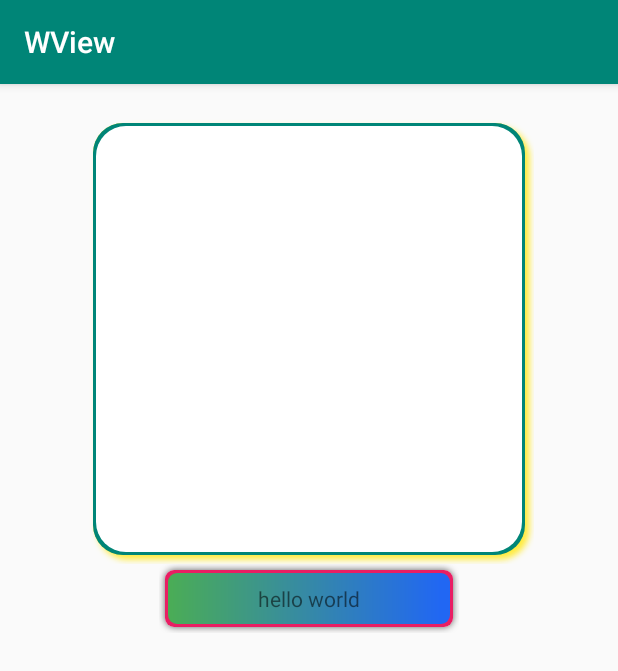
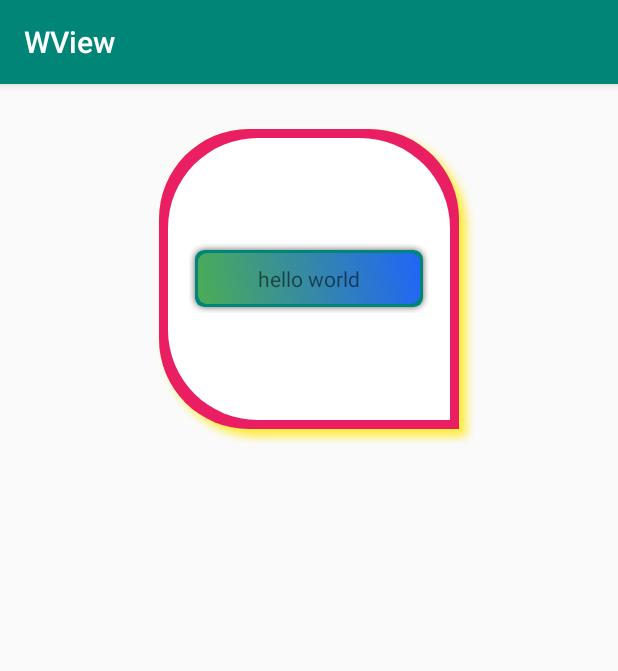
Before and after one commit to wangsongbin001/LibUI, an Android app: the screen it shows after launch (MainActivity), on a phone screen of 412 x 824 dp. Shown: the top 671 px of the screen. Run offline under Robolectric (Android 15) with nearby library versions, the phone set to English and light mode, and no system bars.

Commit message:
【bug fix】【方向添加前缀】【完善文档】

```diff
--- a/app/src/main/java/com/wang/wview/MainActivity.java
+++ b/app/src/main/java/com/wang/wview/MainActivity.java
@@ -1,8 +1,12 @@
 package com.wang.wview;
 
+import android.graphics.Color;
 import android.support.v7.app.AppCompatActivity;
 import android.os.Bundle;
 import android.view.View;
+
+import com.qukan.lib.ui.view.ViewOrientation;
+import com.qukan.lib.ui.view.WFrameLayout;
 
 public class MainActivity extends AppCompatActivity {
 
@@ -10,6 +14,14 @@ public class MainActivity extends AppCompatActivity {
     protected void onCreate(Bundle savedInstanceState) {
         super.onCreate(savedInstanceState);
         setContentView(R.layout.activity_main);
+
+        WFrameLayout fl = findViewById(R.id.fl);
+        fl.getViewHelper()
+                .setRadius(60, 60, 0, 60)
+                .setBgColor(Color.parseColor("#ffffff"))
+                .setBorder(6, Color.parseColor("#E91E63"))
+                .setShadow(10, Color.parseColor("#FFEB3B"), ViewOrientation.SHADOW_RIGHT_BOTTOM)
+                .invalidate();
     }
 
     public void onClick(View view){
--- a/app/src/main/res/layout/activity_main.xml
+++ b/app/src/main/res/layout/activity_main.xml
@@ -1,34 +1,20 @@
 <?xml version="1.0" encoding="utf-8"?>
 <LinearLayout xmlns:android="http://schemas.android.com/apk/res/android"
-    xmlns:app="http://schemas.android.com/apk/res-auto"
-    xmlns:tools="http://schemas.android.com/tools"
     android:layout_width="match_parent"
     android:layout_height="match_parent"
-    tools:context=".MainActivity"
+    xmlns:app="http://schemas.android.com/apk/res-auto"
+    android:orientation="vertical"
     android:gravity="center_horizontal"
-    android:paddingTop="20dp"
-    android:orientation="vertical">
+    android:padding="20dp">
 
     <com.qukan.lib.ui.view.WFrameLayout
-        android:layout_width="300dp"
-        android:layout_height="300dp"
-        android:onClick="onClick"
-        app:w_radius="20dp"
-        app:w_bg="#fff"
-        app:w_press_bg="#aaa"
-        app:w_border_color="@color/colorPrimary"
-        app:w_border_width="2dp"
-        app:w_shadow_color="#FFEB3B"
-        app:w_shadow_width="6dp"
-        app:w_shadow_orientation="rb">
-
-
-    </com.qukan.lib.ui.view.WFrameLayout>
-
-
+        android:id="@+id/fl"
+        android:layout_width="220dp"
+        android:layout_height="220dp">
 
         <com.qukan.lib.ui.view.WTextView
-        android:layout_width="200dp"
+            android:id="@+id/tv"
+            android:layout_width="160dp"
             android:layout_height="46dp"
             android:text="hello world"
             android:gravity="center"
@@ -37,11 +23,14 @@
             app:w_radius="6dp"
             app:w_bg_start="#4CAF50"
             app:w_bg_end="#2167F3"
-        app:w_bg_orientation="left_to_right"
-        app:w_press_bg="#ffffff"
-        app:w_border_color="#E91E63"
+            app:w_bg_orientation="lb_to_rt"
+            app:w_press_bg="#fff"
+            app:w_border_color="@color/colorPrimary"
             app:w_border_width="2dp"
             app:w_shadow_color="#5F5E5E"
-        app:w_shadow_width="4dp"/>
+            app:w_shadow_width="4dp"
+            app:w_shadow_orientation="all"/>
+
+    </com.qukan.lib.ui.view.WFrameLayout>
 
 </LinearLayout>
--- a/lib_ui/src/main/java/com/qukan/lib/ui/view/WFrameLayout.java
+++ b/lib_ui/src/main/java/com/qukan/lib/ui/view/WFrameLayout.java
@@ -49,6 +49,10 @@ public class WFrameLayout extends FrameLayout {
         super.onDraw(canvas);
     }
 
+    public ViewHelper getViewHelper(){
+        return viewHelper;
+    }
+
     @Override
     protected void dispatchSetPressed(boolean pressed) {
         Log.i("ui_tag", "WFrameLayout dispatchSetPressed: pressed" + pressed);
--- a/lib_ui/src/main/java/com/qukan/lib/ui/view/WLinearLayout.java
+++ b/lib_ui/src/main/java/com/qukan/lib/ui/view/WLinearLayout.java
@@ -50,6 +50,10 @@ public class WLinearLayout extends LinearLayout {
         super.onDraw(canvas);
     }
 
+    public ViewHelper getViewHelper(){
+        return viewHelper;
+    }
+
     @Override
     protected void dispatchSetPressed(boolean pressed) {
         Log.i("ui_tag", "dispatchSetPressed: pressed" + pressed);
--- a/lib_ui/src/main/java/com/qukan/lib/ui/view/WRelativeLayout.java
+++ b/lib_ui/src/main/java/com/qukan/lib/ui/view/WRelativeLayout.java
@@ -50,6 +50,10 @@ public class WRelativeLayout extends RelativeLayout {
         super.onDraw(canvas);
     }
 
+    public ViewHelper getViewHelper(){
+        return viewHelper;
+    }
+
     @Override
     protected void dispatchSetPressed(boolean pressed) {
         Log.i("ui_tag", "dispatchSetPressed: pressed" + pressed);
--- a/lib_ui/src/main/java/com/qukan/lib/ui/view/code/ViewBackground.java
+++ b/lib_ui/src/main/java/com/qukan/lib/ui/view/code/ViewBackground.java
@@ -8,8 +8,6 @@ import android.graphics.Paint;
 import android.graphics.Path;
 import android.graphics.RectF;
 import android.graphics.Shader;
-import android.util.Log;
-import android.view.MotionEvent;
 
 import com.qukan.lib.ui.R;
 import com.qukan.lib.ui.view.ViewOrientation;
@@ -59,9 +57,9 @@ public class ViewBackground {
             }
 
             if (pressBgColor != Color.TRANSPARENT) {
-                setPressBackgroudColor(bgColor);
+                setPressBackgroudColor(pressBgColor);
             } else if (pressBgColorStart != Color.TRANSPARENT || pressBgColorEnd != Color.TRANSPARENT) {
-                setPressBackgroudColor(bgColorStart, bgColorEnd);
+                setPressBackgroudColor(pressBgColorStart, pressBgColorEnd);
             }
         }
     }
@@ -106,11 +104,13 @@ public class ViewBackground {
         if (canvas != null && rectF != null && path != null && cornerArray != null) {
             if (!bgColors.isEmpty()) {
                 measurePath(rectF, path, borderWidth, cornerArray);
-
+                bgPaint.reset();
+                bgPaint.setAntiAlias(true);
                 if (isPressed) {
                     if (pressedColors.isEmpty()) {
                         bgPaint.setAlpha((int) (255 * pressAlpha));
                     } else {
+                        bgPaint.setAlpha(255);
                         if (pressedColors.size() > 1) {
                             bgPaint.setShader(getShader(mRectF, pressedColors, pressGradientOrientation));
                         } else {
@@ -119,8 +119,6 @@ public class ViewBackground {
                         }
                     }
                 } else {
-                    bgPaint.reset();
-                    bgPaint.setAntiAlias(true);
                     bgPaint.setAlpha(255);
                     if (bgColors.size() > 1) {
                         bgPaint.setShader(getShader(mRectF, bgColors, gradientOrientation));
@@ -160,21 +158,21 @@ public class ViewBackground {
             }
             Shader shader = null;
             switch (gradientOrientation) {
-                case ViewOrientation.TOP_TO_BOTTOM:
+                case ViewOrientation.GRADIENT_TOP_TO_BOTTOM:
                     shader = new LinearGradient(rectF.width(), 0,
                             rectF.width(), rectF.height(),
                             colorArray,
                             null,
                             Shader.TileMode.CLAMP);
                     break;
-                case ViewOrientation.LEFT_TOP_TO_RIGHT_BOTTOM:
+                case ViewOrientation.GRADIENT_LEFT_TOP_TO_RIGHT_BOTTOM:
                     shader = new LinearGradient(0, 0,
                             rectF.width(), rectF.height(),
                             colorArray,
                             null,
                             Shader.TileMode.CLAMP);
                     break;
-                case ViewOrientation.LEFT_BOTTOM_TO_TOP_RIGHT:
+                case ViewOrientation.GRADIENT_LEFT_BOTTOM_TO_TOP_RIGHT:
                     shader = new LinearGradient(0, rectF.height(),
                             rectF.width(), 0,
                             colorArray,
@@ -198,6 +196,9 @@ public class ViewBackground {
      * @return  是否需要刷新界面
      */
     public boolean dispatchSetPressed(boolean isPressed) {
+        if(this.isPressed == isPressed){
+            return false;
+        }
         this.isPressed = isPressed;
         return true;
     }
--- a/lib_ui/src/main/java/com/qukan/lib/ui/view/code/ViewHelper.java
+++ b/lib_ui/src/main/java/com/qukan/lib/ui/view/code/ViewHelper.java
@@ -88,6 +88,22 @@ public class ViewHelper {
         return this;
     }
 
+    public ViewHelper setRadius(int dpRadiusLT, int dpRadiusRT, int dpRadiusRB, int dpRadiusLB) {
+        dpRadiusLT = dpRadiusLT < 0 ? 0 : dpRadiusLT;
+        dpRadiusLB = dpRadiusLB < 0 ? 0 : dpRadiusLB;
+        dpRadiusRT = dpRadiusRT < 0 ? 0 : dpRadiusRT;
+        dpRadiusRB = dpRadiusRB < 0 ? 0 : dpRadiusRB;
+        if (viewRadius != null) {
+            viewRadius.setRadius(
+                    UIUtil.dip2px(view.getContext(), dpRadiusLT),
+                    UIUtil.dip2px(view.getContext(), dpRadiusRT),
+                    UIUtil.dip2px(view.getContext(), dpRadiusRB),
+                    UIUtil.dip2px(view.getContext(), dpRadiusLB)
+            );
+        }
+        return this;
+    }
+
     //设置边框
     public ViewHelper setBorder(int dpBorderWidth, int borderColor) {
         dpBorderWidth = dpBorderWidth < 0 ? 0 : dpBorderWidth;
--- a/lib_ui/src/main/java/com/qukan/lib/ui/view/code/ViewRadius.java
+++ b/lib_ui/src/main/java/com/qukan/lib/ui/view/code/ViewRadius.java
@@ -34,7 +34,7 @@ public class ViewRadius {
         cornerArray[7] = radius;
     }
 
-    public void setRadius(float leftTop, float leftBottom, float rightTop, float rightBottom) {
+    public void setRadius(float leftTop, float rightTop, float rightBottom, float leftBottom) {
         cornerArray[0] = leftTop;
         cornerArray[1] = leftTop;
         cornerArray[2] = rightTop;
--- a/lib_ui/src/main/java/com/qukan/lib/ui/view/code/ViewShadow.java
+++ b/lib_ui/src/main/java/com/qukan/lib/ui/view/code/ViewShadow.java
@@ -39,33 +39,33 @@ public class ViewShadow {
             return;
         }
         if(canvas != null && rectF != null && path != null){
-            if(shadowOrientation == ViewOrientation.ALL){
+            if(shadowOrientation == ViewOrientation.SHADOW_ALL){
                 shadowPaint.setMaskFilter(new BlurMaskFilter(shadowWidth, BlurMaskFilter.Blur.OUTER));
             }else{
                 float shadow = shadowWidth/2;
                 switch (shadowOrientation){
-                    case ViewOrientation.LEFT:
+                    case ViewOrientation.SHADOW_LEFT:
                         shadowPaint.setShadowLayer(shadow, -shadow, 0, shadowColor);
                         break;
-                    case ViewOrientation.TOP:
+                    case ViewOrientation.SHADOW_TOP:
                         shadowPaint.setShadowLayer(shadow, 0, -shadow, shadowColor);
                         break;
-                    case ViewOrientation.RIGHT:
+                    case ViewOrientation.SHADOW_RIGHT:
                         shadowPaint.setShadowLayer(shadow, shadow, 0, shadowColor);
                         break;
-                    case ViewOrientation.BOTTOM:
+                    case ViewOrientation.SHADOW_BOTTOM:
                         shadowPaint.setShadowLayer(shadow, 0, shadow, shadowColor);
                         break;
-                    case ViewOrientation.LEFT_TOP:
+                    case ViewOrientation.SHADOW_LEFT_TOP:
                         shadowPaint.setShadowLayer(shadow, -shadow, -shadow, shadowColor);
                         break;
-                    case ViewOrientation.LEFT_BOTTOM:
+                    case ViewOrientation.SHADOW_LEFT_BOTTOM:
                         shadowPaint.setShadowLayer(shadow, -shadow, shadow, shadowColor);
                         break;
-                    case ViewOrientation.RIGHT_TOP:
+                    case ViewOrientation.SHADOW_RIGHT_TOP:
                         shadowPaint.setShadowLayer(shadow, shadow, -shadow, shadowColor);
                         break;
-                    case ViewOrientation.RIGHT_BOTTOM:
+                    case ViewOrientation.SHADOW_RIGHT_BOTTOM:
                         shadowPaint.setShadowLayer(shadow, shadow, shadow, shadowColor);
                         break;
                 }
@@ -81,7 +81,9 @@ public class ViewShadow {
 
     public void setShadowColor(int color){
         shadowPaint.reset();
+        shadowPaint.setStyle(Paint.Style.FILL);
         shadowPaint.setColor(color);
+        this.shadowColor = color;
     }
 
     public void setShadowOrientation(int shadowOrientation){
```
Also changed, not shown: lib_ui/src/main/java/com/qukan/lib/ui/view/ViewOrientation.java (+26 -26 lines), 2 other files. Lines whose indentation alone changed are shown as unchanged.
